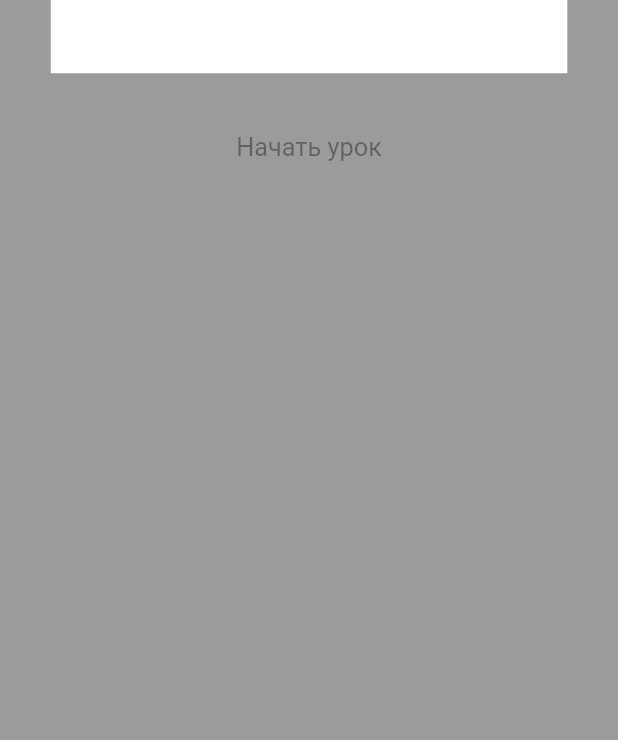
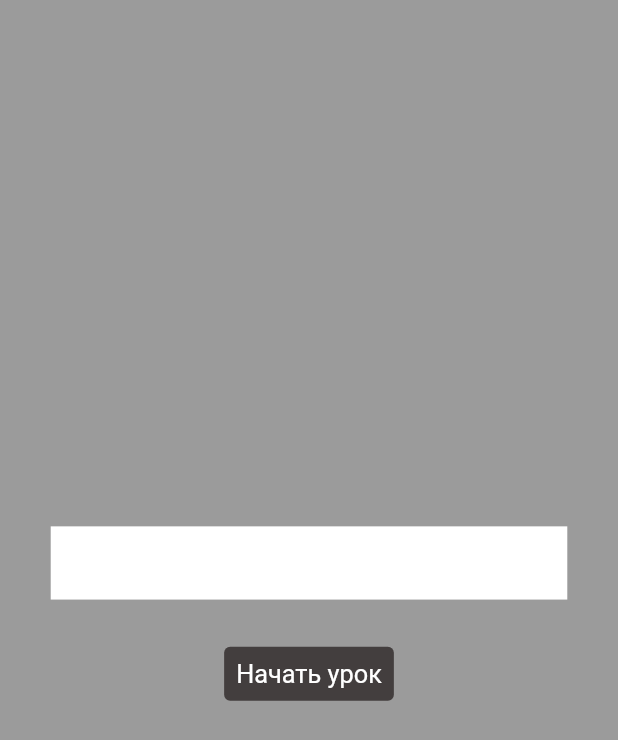
Before and after one commit to Temirlan-qa/lunapp, a Flutter app: the screen it shows after launch, on a phone screen of 412 x 824 dp. Shown: the top 740 px of the screen. Run offline on Flutter 3.47's test engine with Material 2 defaults, Android fonts, the phone set to English and light mode, and no system bars; our stand-ins replace flutter_native_splash, flutter_riverpod, flutter_screenutil, go_router.

Commit message:
init repo

```diff
--- a/lib/src/features/presentation/home/page/home_screen.dart
+++ b/lib/src/features/presentation/home/page/home_screen.dart
@@ -6,11 +6,13 @@ class HomeScreen extends StatelessWidget {
 
   @override
   Widget build(BuildContext context) {
-    return Scaffold(
+    return SafeArea(
+      child: Scaffold(
         body: Container(
           color: Color(0xFF9B9B9B),
           padding: EdgeInsets.symmetric(horizontal: 32.w),
           child: Column(
+            mainAxisAlignment: MainAxisAlignment.center,
             children: [
               Container(
                 color: Colors.white,
@@ -20,12 +22,24 @@ class HomeScreen extends StatelessWidget {
               SizedBox(height: 26.h),
               TextButton(
                 style: TextButton.styleFrom(
-                textStyle: TextStyle(fontSize: 16.sp),
+                  textStyle: TextStyle(
+                    fontSize: 16.sp,
+                    color: Colors.white,
+                  ),
+                  primary: Colors.white,
+                  backgroundColor: Color(0xFF433E3E),
                 ),
                 onPressed: null,
-              child: const Text('Начать урок'),
+                child: Text(
+                  'Начать урок',
+                  style: TextStyle(
+                    fontSize: 16.sp,
+                    color: Colors.white,
+                  ),
+                ),
               ),
             ],
+          ),
         ),
       ),
     );
```
Lines whose indentation alone changed are shown as unchanged.
